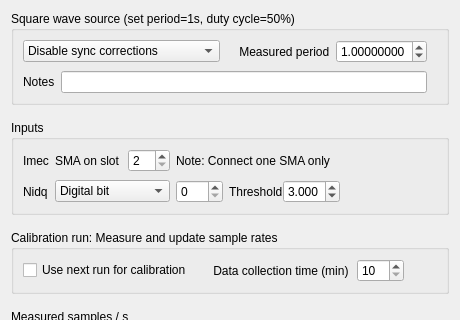
The window that Forms/SyncTab.ui (billkarsh/SpikeGLX) describes before a commit, drawn with Qt 5; both pictures show x 0 to 460 and y 0 to 320 of the 460 by 534 pixel window.
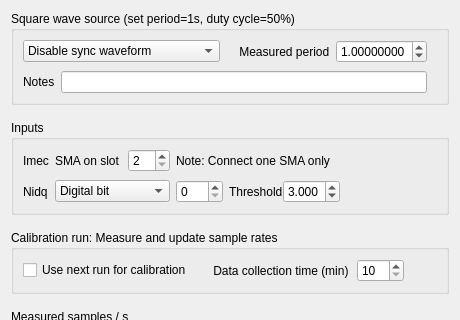
The same window after the commit.

Commit message: Imec SMA always an input unless specifically set as sync output

```diff
--- a/Forms/SyncTab.ui
+++ b/Forms/SyncTab.ui
@@ -56,7 +56,7 @@
         </property>
         <item>
          <property name="text">
-          <string>Disable sync corrections</string>
+          <string>Disable sync waveform</string>
          </property>
         </item>
         <item>
```
The commit also changes 5 other files.
